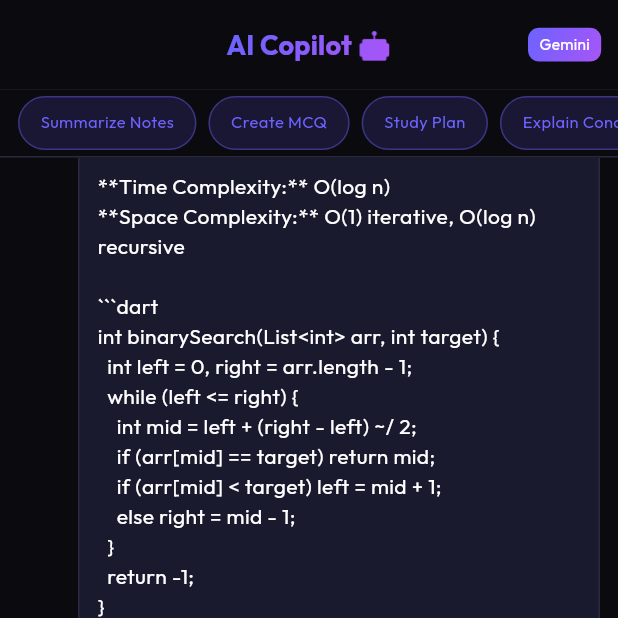
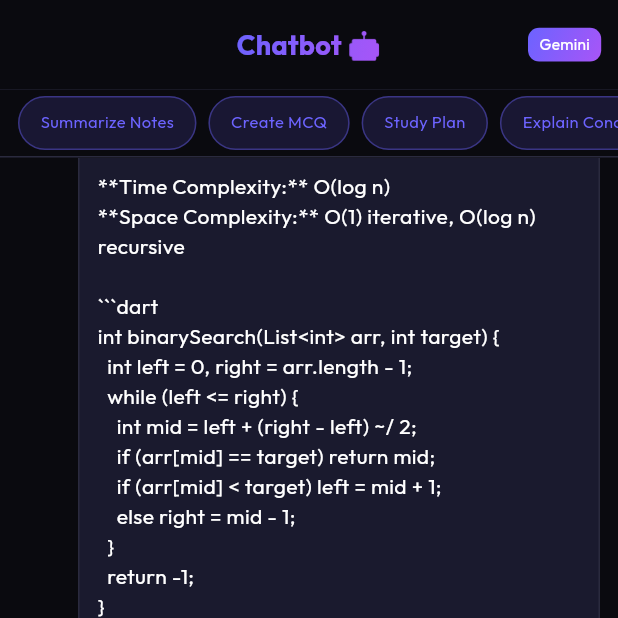
Before and after one commit to patrashriyansu/StudentOS, a Flutter app: the AiAssistantScreen screen opened by its route, scrolled down 531 dp, on a phone screen of 412 x 824 dp, the top half of it. Run offline on Flutter 3.47's test engine with Material 3 defaults, Android fonts, the phone set to English and light mode, and no system bars; our stand-ins replace flutter_riverpod, go_router, google_fonts.

Commit message:
Rename Flutter AI screen to Chatbot

```diff
--- a/lib/features/ai_assistant/ai_assistant_screen.dart
+++ b/lib/features/ai_assistant/ai_assistant_screen.dart
@@ -18,7 +18,7 @@ class _AiAssistantScreenState extends State<AiAssistantScreen> {
   final List<Map<String, dynamic>> _messages = [
     {
       'role': 'ai',
-      'text': 'Hi Shriyansu! 👋 I\'m your AI Copilot powered by Gemini. I can help you with:\n\n📚 Summarize notes\n📝 Create MCQs & quizzes\n📅 Build study plans\n💡 Explain concepts\n\nWhat would you like to do today?',
+      'text': 'Hi Shriyansu! 👋 I\'m your StudentOS Chatbot powered by Gemini. I can help you with:\n\n📚 Summarize notes\n📝 Create MCQs & quizzes\n📅 Build study plans\n💡 Explain concepts\n\nWhat would you like to do today?',
     },
     {'role': 'user', 'text': 'Explain Binary Search'},
     {
@@ -74,7 +74,7 @@ class _AiAssistantScreenState extends State<AiAssistantScreen> {
     return Scaffold(
       backgroundColor: AppColors.background,
       appBar: CustomAppBar(
-        title: 'AI Copilot 🤖',
+        title: 'Chatbot 🤖',
         actions: [
           Padding(
             padding: const EdgeInsets.only(right: 12),
```
